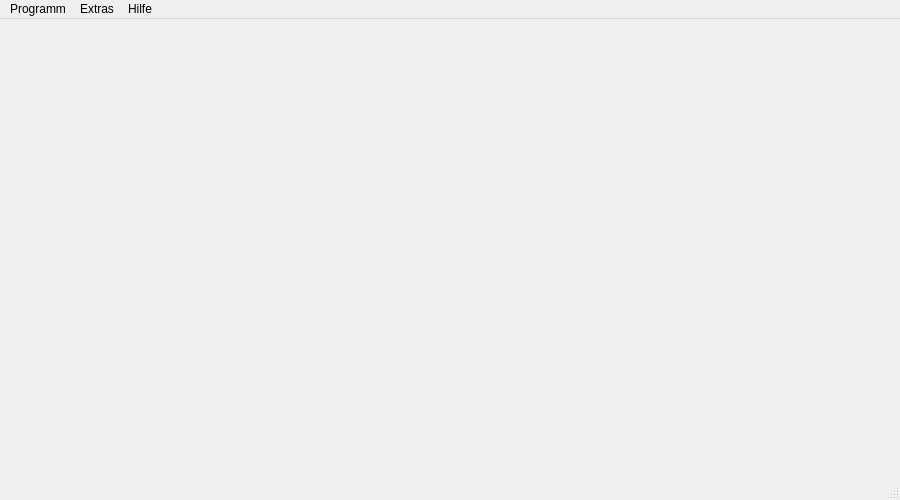
Raven24/FSugar, file mainwindow.ui: the form before one commit.
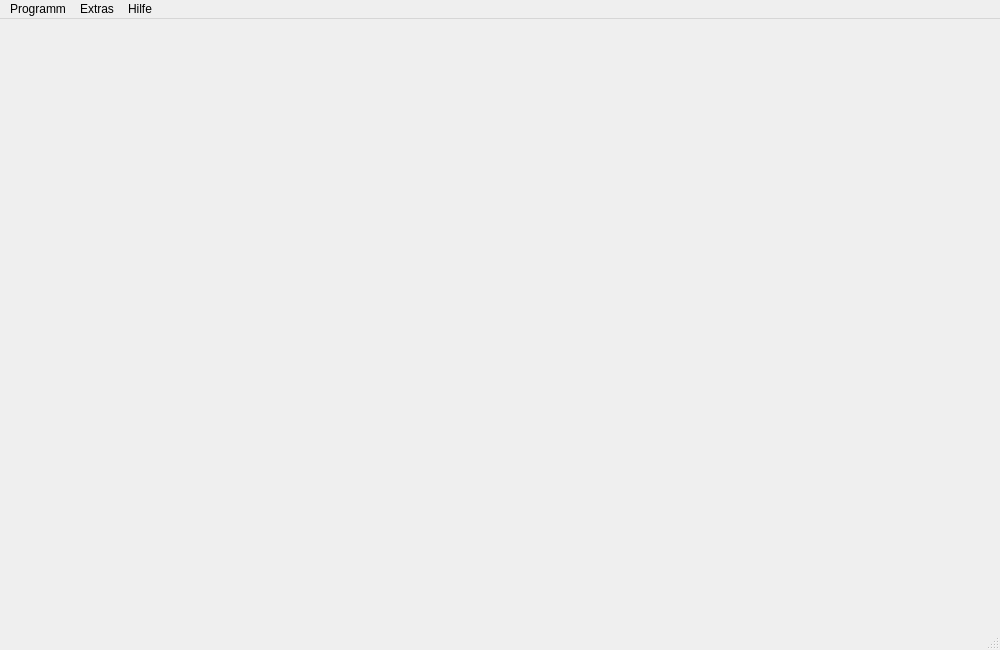
The form after the commit. Icons and pictures are not drawn.

The edit to the form file:
```diff
--- a/mainwindow.ui
+++ b/mainwindow.ui
@@ -6,8 +6,8 @@
    <rect>
     <x>0</x>
     <y>0</y>
-    <width>900</width>
-    <height>500</height>
+    <width>1000</width>
+    <height>650</height>
    </rect>
   </property>
   <property name="windowTitle">
@@ -19,7 +19,7 @@
     <rect>
      <x>0</x>
      <y>0</y>
-     <width>900</width>
+     <width>1000</width>
      <height>22</height>
     </rect>
    </property>
```
